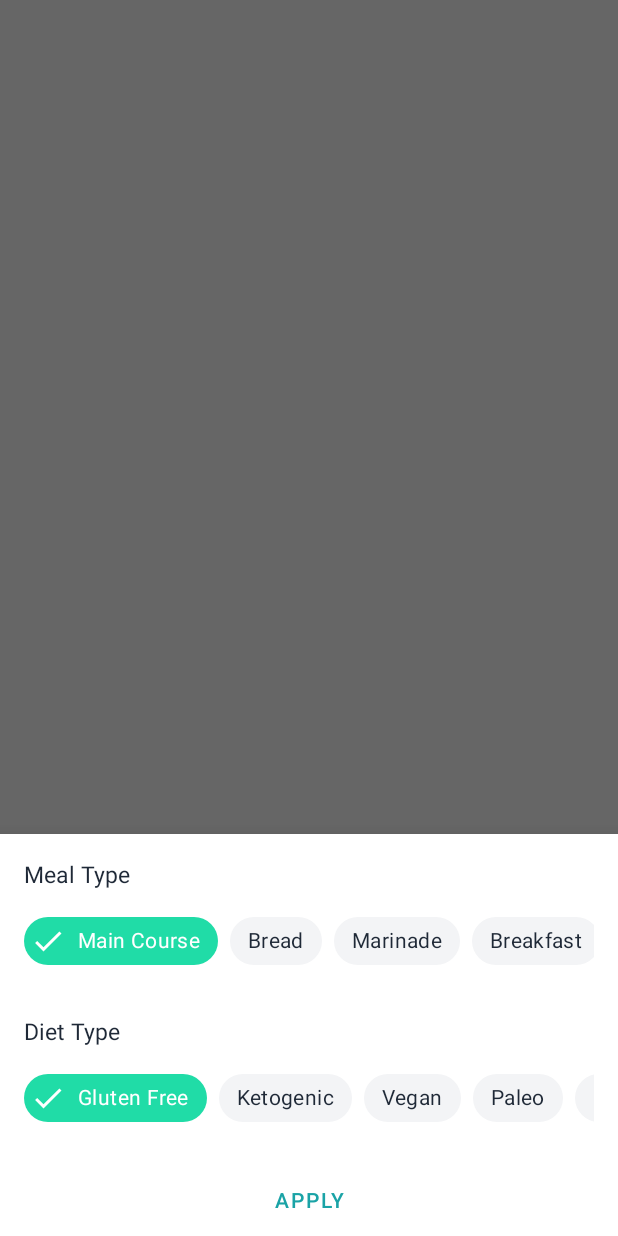
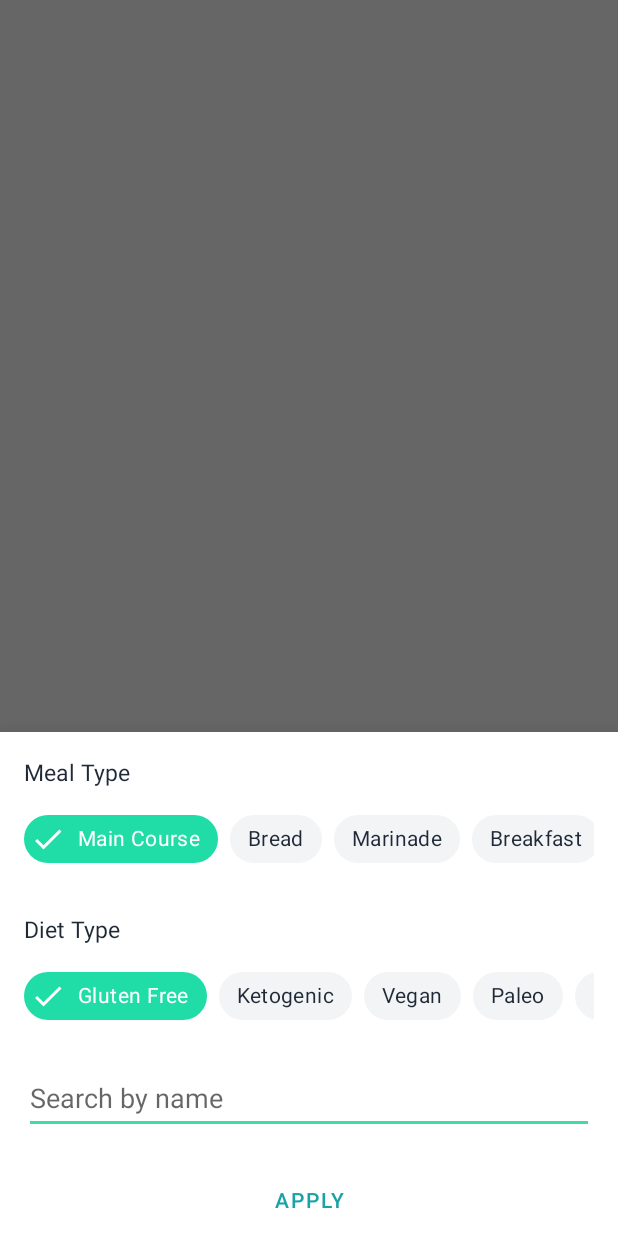
Before and after one commit to bishal5917/Chefmate, an Android app built with Jetpack Compose: the FilterRecipeBottomsheet screen opened through its navigation route, on a phone screen of 412 x 824 dp. Run offline under Robolectric (Android 15) with nearby library versions, the phone set to English and light mode, and no system bars; our stand-ins replace Dagger/Hilt's generated code, navigation-ui.

Commit message:
search functionality of recipes

```diff
--- a/app/build.gradle
+++ b/app/build.gradle
@@ -84,6 +84,7 @@ dependencies {
 
     // Recyclerview
     implementation 'androidx.recyclerview:recyclerview:1.1.0'
+    implementation "androidx.swiperefreshlayout:swiperefreshlayout:1.2.0-alpha01"
 
     // Retrofit
     implementation 'com.squareup.retrofit2:retrofit:2.9.0'
--- a/app/src/main/java/com/example/recipesapp/features/presentation/recipes/bottomsheet/FilterRecipeBottomsheet.kt
+++ b/app/src/main/java/com/example/recipesapp/features/presentation/recipes/bottomsheet/FilterRecipeBottomsheet.kt
@@ -6,6 +6,7 @@ import android.view.LayoutInflater
 import android.view.View
 import android.view.ViewGroup
 import android.widget.Button
+import android.widget.EditText
 import androidx.compose.ui.text.toLowerCase
 import androidx.fragment.app.viewModels
 import androidx.navigation.fragment.findNavController
@@ -54,6 +55,7 @@ class FilterRecipeBottomsheet : BottomSheetDialogFragment() {
         var mealTypeChipId = 0
         var dietTypeChipId = 0
         val applyBtn = bottomSheetView.findViewById<Button>(R.id.btnApply)
+        val etSearchRecipe = bottomSheetView.findViewById<EditText>(R.id.etSearchRecipe)
         mealTypeChip.setOnCheckedChangeListener { group, selectedChipId ->
             val chip = mealTypeChip.findViewById<Chip>(selectedChipId)
             mealType = chip.text.toString().toLowerCase(Locale.ROOT)
@@ -70,7 +72,8 @@ class FilterRecipeBottomsheet : BottomSheetDialogFragment() {
                     dietType = dietType,
                     mealType = mealType,
                     mealTypeChipId = mealTypeChipId,
-                    dietTypeChipId = dietTypeChipId
+                    dietTypeChipId = dietTypeChipId,
+                    query = etSearchRecipe.text.toString(),
                 )
             )
             findNavController().navigate(R.id.action_filterRecipeBottomsheet2_to_recipesFragment)
--- a/app/src/main/java/com/example/recipesapp/features/presentation/recipes/viewmodel/RecipeState.kt
+++ b/app/src/main/java/com/example/recipesapp/features/presentation/recipes/viewmodel/RecipeState.kt
@@ -7,6 +7,7 @@ data class RecipeState(
     val message: String? = null,
     val mealType: String? = null,
     val dietType: String? = null,
+    val query: String? = null,
     val mealTypeChipId: Int = 0,
     val dietTypeChipId: Int = 0,
     val recipes: RecipeResponseModel? = null
--- a/app/src/main/java/com/example/recipesapp/utils/GetQuery.kt
+++ b/app/src/main/java/com/example/recipesapp/utils/GetQuery.kt
@@ -9,6 +9,9 @@ object GetQuery {
         )
         if (queryRequestModel.diet != null) {
             queryMap["diet"] = queryRequestModel.diet
+        }
+        if (queryRequestModel.query != null && queryRequestModel.query.isNotEmpty()) {
+            queryMap["query"] = queryRequestModel.query
         }
         if (queryRequestModel.diet == null) {
             queryMap["diet"] = "gluten free"
--- a/app/src/main/java/com/example/recipesapp/utils/models/QueryRequestModel.kt
+++ b/app/src/main/java/com/example/recipesapp/utils/models/QueryRequestModel.kt
@@ -6,4 +6,5 @@ data class QueryRequestModel(
     val diet: String? = null,
     val type: String? = null,
     val addRecipeInformation: Boolean? = null,
+    val query: String? = null,
 )
--- a/app/src/main/res/layout/fragment_filter_recipe_bottomsheet.xml
+++ b/app/src/main/res/layout/fragment_filter_recipe_bottomsheet.xml
@@ -186,7 +186,21 @@
         android:layout_marginEnd="16dp"
         android:text="@string/apply"
         app:layout_constraintEnd_toEndOf="parent"
-        app:layout_constraintHorizontal_bias="0.498"
+        app:layout_constraintHorizontal_bias="0.0"
+        app:layout_constraintStart_toStartOf="parent"
+        app:layout_constraintTop_toBottomOf="@+id/etSearchRecipe" />
+
+    <EditText
+        android:id="@+id/etSearchRecipe"
+        android:layout_width="0dp"
+        android:layout_height="48dp"
+        android:layout_marginStart="16dp"
+        android:layout_marginTop="20dp"
+        android:layout_marginEnd="16dp"
+        android:ems="10"
+        android:inputType="textPersonName"
+        android:hint="@string/search_by_name"
+        app:layout_constraintEnd_toEndOf="parent"
         app:layout_constraintStart_toStartOf="parent"
         app:layout_constraintTop_toBottomOf="@+id/hsvDietType" />
 </androidx.constraintlayout.widget.ConstraintLayout>
--- a/app/src/main/res/layout/fragment_recipes.xml
+++ b/app/src/main/res/layout/fragment_recipes.xml
@@ -29,6 +29,15 @@
         app:layout_constraintStart_toStartOf="@+id/imageView"
         app:layout_constraintTop_toBottomOf="@+id/imageView" />
 
+    <androidx.swiperefreshlayout.widget.SwipeRefreshLayout
+        android:id="@+id/swipeToRefresh"
+        android:layout_width="match_parent"
+        android:layout_height="match_parent"
+        app:layout_constraintBottom_toBottomOf="parent"
+        app:layout_constraintLeft_toLeftOf="parent"
+        app:layout_constraintRight_toRightOf="parent"
+        app:layout_constraintTop_toTopOf="parent">
+
         <androidx.recyclerview.widget.RecyclerView
             android:id="@+id/rvRecipes"
             android:layout_width="match_parent"
@@ -43,6 +52,7 @@
             app:layout_constraintStart_toStartOf="parent"
             app:layout_constraintTop_toTopOf="parent"
             app:layout_constraintVertical_bias="0.0" />
+    </androidx.swiperefreshlayout.widget.SwipeRefreshLayout>
 
     <com.google.android.material.floatingactionbutton.FloatingActionButton
         android:id="@+id/fabFilter"
@@ -64,9 +74,9 @@
         style="?android:attr/progressBarStyle"
         android:layout_width="wrap_content"
         android:layout_height="wrap_content"
+        app:layout_constraintBottom_toBottomOf="parent"
         app:layout_constraintCircleRadius="10dp"
-        app:layout_constraintBottom_toBottomOf="parent"
-        app:layout_constraintEnd_toEndOf="@+id/rvRecipes"
-        app:layout_constraintStart_toStartOf="@+id/rvRecipes"
-        app:layout_constraintTop_toTopOf="@+id/rvRecipes" />
+        app:layout_constraintEnd_toEndOf="@+id/swipeToRefresh"
+        app:layout_constraintStart_toStartOf="@+id/swipeToRefresh"
+        app:layout_constraintTop_toTopOf="@+id/swipeToRefresh" />
 </androidx.constraintlayout.widget.ConstraintLayout>
--- a/app/src/main/res/values/strings.xml
+++ b/app/src/main/res/values/strings.xml
@@ -54,4 +54,6 @@
     <string name="primal">Primal</string>
     <string name="vegetarian">Vegetarian</string>
     <string name="apply">Apply</string>
+    <string name="search_recipe">Search Recipe</string>
+    <string name="search_by_name">Search by name</string>
 </resources>
```
Also changed, not shown: app/src/main/java/com/example/recipesapp/features/presentation/recipes/viewmodel/RecipeEvent.kt (+6 -2 lines), app/src/main/java/com/example/recipesapp/features/presentation/recipes/viewmodel/RecipeViewModel.kt (+10 -0 lines). Lines whose indentation alone changed are shown as unchanged.
